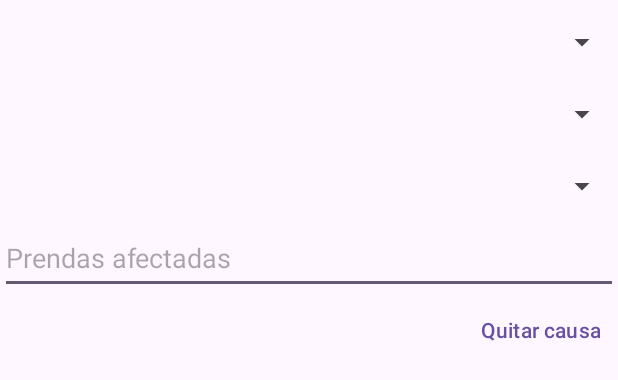
After one commit to Wilmer2003/Tejisur-App, an Android app: the layout item_causa_inspeccion.xml on its own in the app's theme, with its tools: preview values and no code run, on a phone screen of 412 x 824 dp. The commit adds this screen. Shown: the top 380 px of the screen. Run offline under Robolectric (Android 15) with nearby library versions, the phone set to English and light mode, and no system bars.

Commit message:
feat(calidad): completar registro de inspeccion y causas HU04

```diff
--- a/app/src/main/java/com/app_moviles/tejisurapp/calidad/model/AnalisisInspeccion.kt
+++ b/app/src/main/java/com/app_moviles/tejisurapp/calidad/model/AnalisisInspeccion.kt
@@ -87,8 +87,8 @@ object AnalisisInspeccion {
                 errorReproceso == null
 
         val errorSuma = if (cantidadesValidas) {
-            val suma = aprobadas!! + rechazadas!! + enReproceso!!
-            if (suma != inspeccionadas!!) TipoError.SUMA_NO_COINCIDE else null
+            val suma = aprobadas!!.toLong() + rechazadas!! + enReproceso!!
+            if (suma != inspeccionadas!!.toLong()) TipoError.SUMA_NO_COINCIDE else null
         } else {
             null
         }
--- /dev/null
+++ b/app/src/main/res/layout/item_causa_inspeccion.xml
@@ -0,0 +1,41 @@
+<?xml version="1.0" encoding="utf-8"?>
+<LinearLayout xmlns:android="http://schemas.android.com/apk/res/android"
+    android:layout_width="match_parent"
+    android:layout_height="wrap_content"
+    android:layout_marginTop="@dimen/margin_small"
+    android:orientation="vertical">
+
+    <Spinner
+        android:id="@+id/spinnerTipo"
+        android:layout_width="match_parent"
+        android:layout_height="48dp"
+        android:contentDescription="@string/inspeccion_tipo_defecto" />
+
+    <Spinner
+        android:id="@+id/spinnerCausa"
+        android:layout_width="match_parent"
+        android:layout_height="48dp"
+        android:contentDescription="@string/inspeccion_causa_defecto" />
+
+    <Spinner
+        android:id="@+id/spinnerDisposicion"
+        android:layout_width="match_parent"
+        android:layout_height="48dp"
+        android:contentDescription="@string/inspeccion_disposicion_defecto" />
+
+    <EditText
+        android:id="@+id/etCantidad"
+        android:layout_width="match_parent"
+        android:layout_height="48dp"
+        android:hint="@string/inspeccion_prendas_afectadas"
+        android:inputType="number" />
+
+    <Button
+        android:id="@+id/btnQuitarCausa"
+        style="?attr/borderlessButtonStyle"
+        android:layout_width="wrap_content"
+        android:layout_height="wrap_content"
+        android:layout_gravity="end"
+        android:text="@string/inspeccion_quitar_causa"
+        android:textAllCaps="false" />
+</LinearLayout>
--- a/app/src/main/res/values/strings.xml
+++ b/app/src/main/res/values/strings.xml
@@ -140,9 +140,15 @@
 
     <!-- Éxito y Diálogo de HU04 -->
     <string name="inspeccion_registrada_exito">Inspección registrada: %1$d prendas inspeccionadas, %2$d aprobadas (OT %3$s · Lote %4$s)</string>
-    <string name="dialogo_defecto_titulo">Defecto detectado</string>
-    <string name="dialogo_defecto_mensaje">Se registraron %1$d prendas rechazadas y %2$d en reproceso. Registre la causa del defecto.</string>
-    <string name="dialogo_defecto_btn_registrar_causa">Registrar causa</string>
+    <string name="inspeccion_causas_titulo">Causas de defecto</string>
+    <string name="inspeccion_agregar_causa">Agregar causa</string>
+    <string name="inspeccion_quitar_causa">Quitar causa</string>
+    <string name="inspeccion_tipo_defecto">Tipo de defecto</string>
+    <string name="inspeccion_causa_defecto">Causa del defecto</string>
+    <string name="inspeccion_disposicion_defecto">Disposición</string>
+    <string name="inspeccion_prendas_afectadas">Prendas afectadas</string>
+    <string name="error_causa_incompleta">Selecciona el tipo, la causa y la disposición de cada defecto e ingresa una cantidad mayor que cero.</string>
+    <string name="error_cantidad_causas">Las causas deben cubrir todas las prendas rechazadas y en reproceso, según su disposición.</string>
 
     <!-- Disposición del defecto -->
     <string name="disposicion_rechazo">Rechazo</string>
```
Also changed, not shown: app/src/main/java/com/app_moviles/tejisurapp/calidad/ui/CalidadViewModel.kt (+69 -9 lines), app/src/main/java/com/app_moviles/tejisurapp/calidad/ui/RegistroInspeccionFragment.kt (+62 -22 lines), app/src/main/res/layout/fragment_registro_inspeccion.xml (+45 -1 lines).
